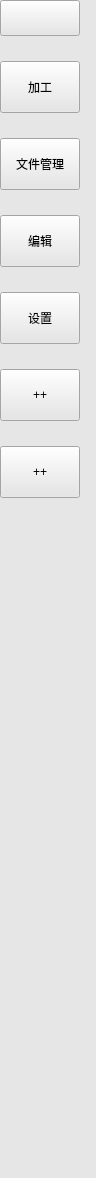
First picture: the form in client/modulebuttonswidget.ui, repository DandiacalMonkey/ltp, before the edit.
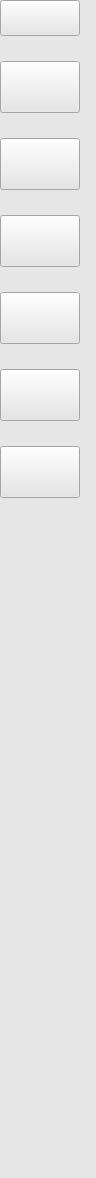
Second picture: the form after the edit. Custom widgets are drawn as their Qt base class.

Commit message: hua.g.l:增加编辑界面

```diff
--- a/client/modulebuttonswidget.ui
+++ b/client/modulebuttonswidget.ui
@@ -96,7 +96,7 @@
        </size>
       </property>
       <property name="text">
-       <string>加工</string>
+       <string/>
       </property>
      </widget>
     </item>
@@ -115,7 +115,7 @@
        </size>
       </property>
       <property name="text">
-       <string>文件管理</string>
+       <string/>
       </property>
      </widget>
     </item>
@@ -134,7 +134,7 @@
        </size>
       </property>
       <property name="text">
-       <string>编辑</string>
+       <string/>
       </property>
      </widget>
     </item>
@@ -153,7 +153,7 @@
        </size>
       </property>
       <property name="text">
-       <string>设置</string>
+       <string/>
       </property>
      </widget>
     </item>
@@ -172,7 +172,7 @@
        </size>
       </property>
       <property name="text">
-       <string>++</string>
+       <string/>
       </property>
      </widget>
     </item>
@@ -191,7 +191,7 @@
        </size>
       </property>
       <property name="text">
-       <string>++</string>
+       <string/>
       </property>
      </widget>
     </item>
```
Left out of the diff: 3 changed lines with no effect on the pictures. The commit also changes 28 other files.
